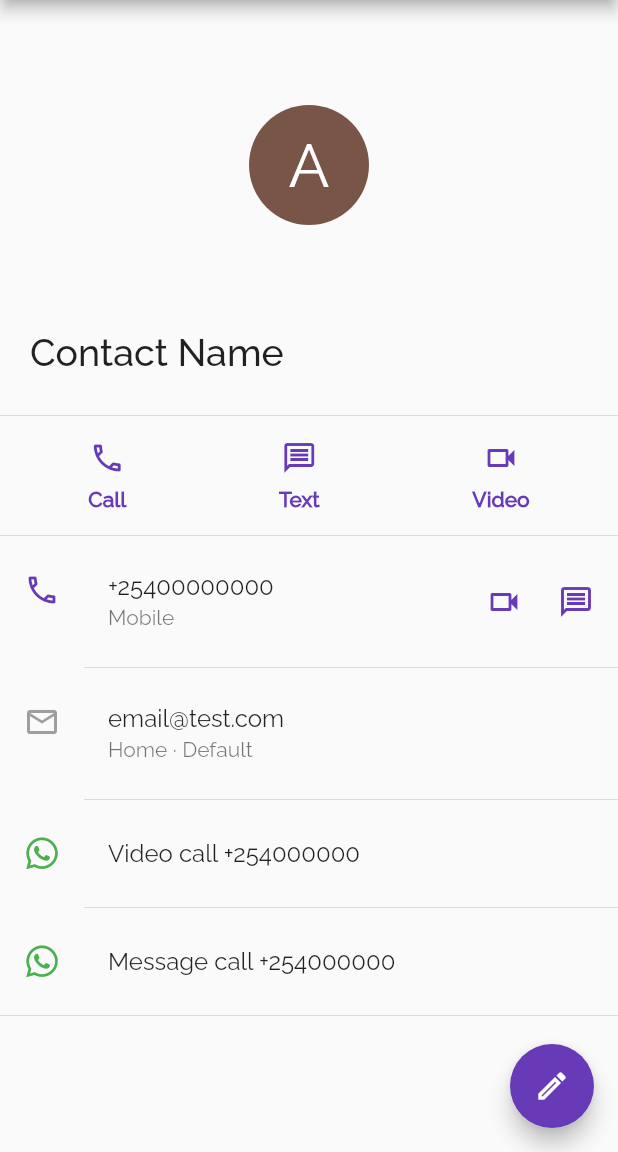
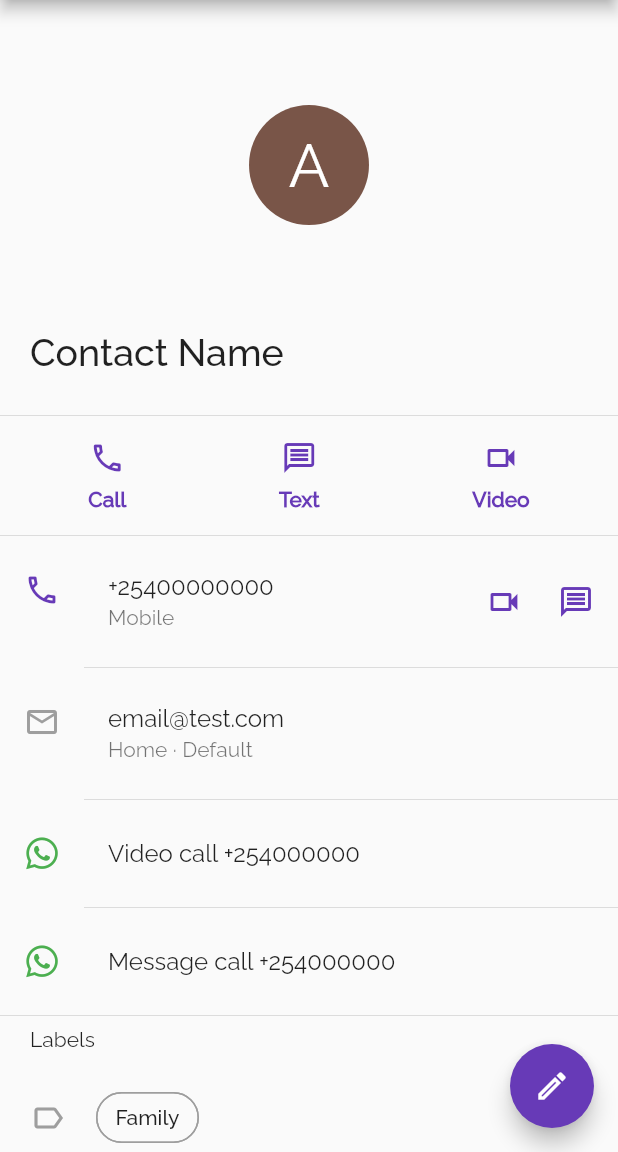
Before and after one commit to ChegeBryan/google-contacts-mock, a Flutter app: the Contact screen opened directly, on a phone screen of 412 x 824 dp, the part 84-1236 px from its top. Run offline on Flutter 3.47's test engine with Material 2 defaults, Android fonts, the phone set to English and light mode, and no system bars; missing offline and left inert: floating_search_bar.

Commit message:
Add contact label

```diff
--- a/lib/contact.dart
+++ b/lib/contact.dart
@@ -144,6 +144,35 @@ class ContactDetails extends StatelessWidget {
               title: Text('Message call +254000000'),
             ),
             Divider(),
+            Padding(
+              padding: const EdgeInsets.only(left: 20.0, bottom: 20.0),
+              child: Text('Labels'),
+            ),
+            Row(
+              children: [
+                Padding(
+                  padding: EdgeInsets.only(left: 20.0),
+                  child: Icon(
+                    Icons.label_outline,
+                    color: Colors.grey,
+                  ),
+                ),
+                Padding(
+                  padding: EdgeInsets.only(left: 20.0),
+                  child: InputChip(
+                    label: Text('Family'),
+                    backgroundColor: Colors.transparent,
+                    shape: StadiumBorder(
+                      side: BorderSide(
+                        color: Colors.grey,
+                      ),
+                    ),
+                    onPressed: () {},
+                  ),
+                ),
+              ],
+            ),
+            Divider(),
           ],
         ),
       ],
```
